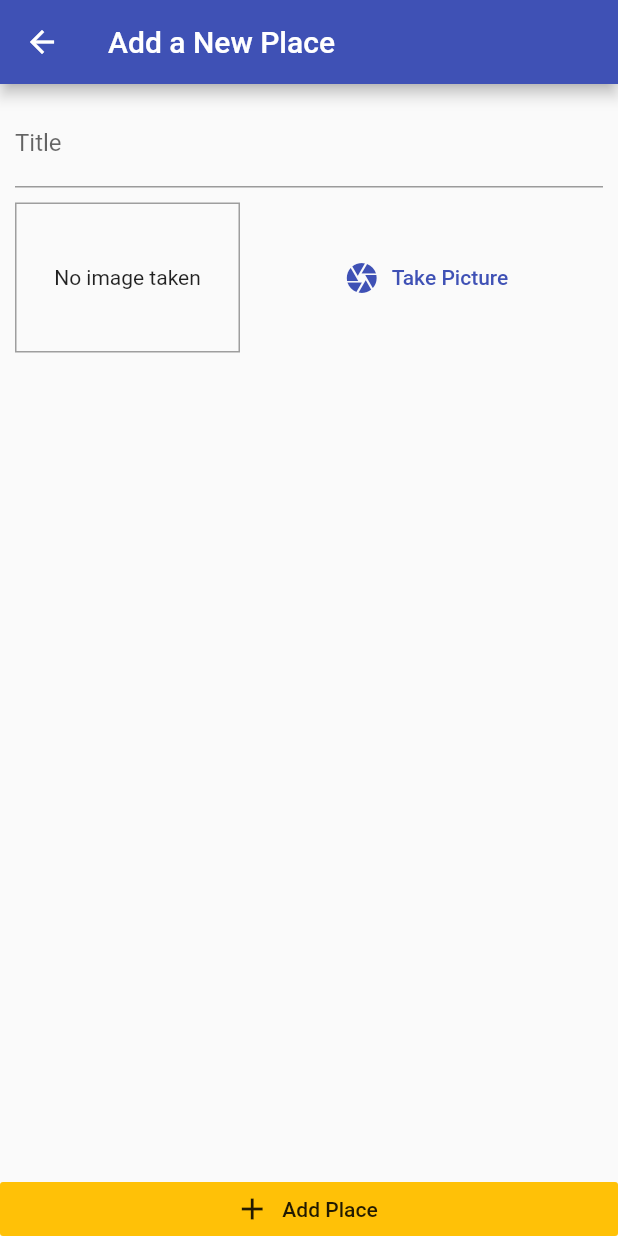
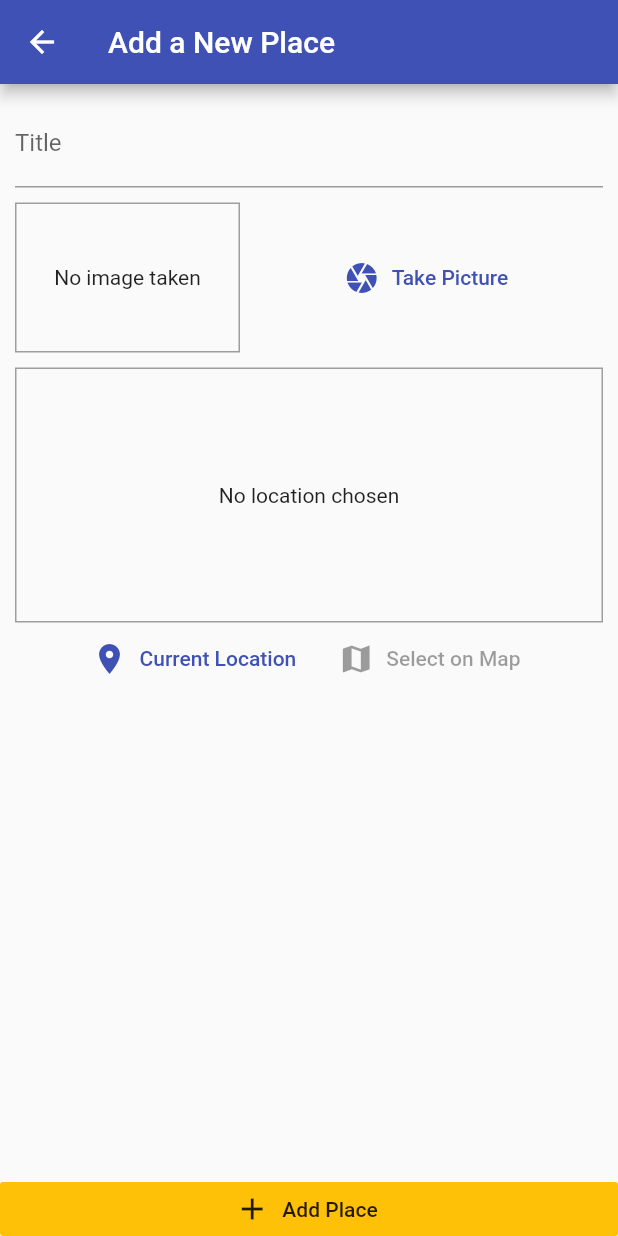
Before and after one commit to frasnym/learn-flutter-great-places-app, a Flutter app: the AddPlaceScreen screen opened by its route, on a phone screen of 412 x 824 dp. Run offline on Flutter 3.47's test engine with Material 2 defaults, Android fonts, the phone set to English and light mode, and no system bars; our stand-ins replace image_picker, sqflite; accounts and stored records are empty.

Commit message:
Adding a Location Input & The Location Package

```diff
--- a/lib/screens/add_place_screen.dart
+++ b/lib/screens/add_place_screen.dart
@@ -4,6 +4,7 @@ import 'package:flutter/material.dart';
 import 'package:provider/provider.dart';
 
 import '../providers/great_places.dart';
+import '../widgets/location_input.dart';
 import '../widgets/image_input.dart';
 
 class AddPlaceScreen extends StatefulWidget {
@@ -54,6 +55,8 @@ class _AddPlaceScreenState extends State<AddPlaceScreen> {
                     ),
                     SizedBox(height: 10),
                     ImageInput(_selectImage),
+                    SizedBox(height: 10),
+                    LocationInput(),
                   ],
                 ),
               ),
--- /dev/null
+++ b/lib/widgets/location_input.dart
@@ -0,0 +1,47 @@
+import 'package:flutter/material.dart';
+
+class LocationInput extends StatefulWidget {
+  @override
+  _LocationInputState createState() => _LocationInputState();
+}
+
+class _LocationInputState extends State<LocationInput> {
+  String _previewImageUrl;
+
+  @override
+  Widget build(BuildContext context) {
+    return Column(
+      children: <Widget>[
+        Container(
+          decoration: BoxDecoration(border: Border.all(width: 1, color: Colors.grey)),
+          height: 170,
+          width: double.infinity,
+          alignment: Alignment.center,
+          child: _previewImageUrl == null
+              ? Text("No location chosen")
+              : Image.network(
+                  _previewImageUrl,
+                  fit: BoxFit.cover,
+                  width: double.infinity,
+                ),
+        ),
+        Row(
+          mainAxisAlignment: MainAxisAlignment.center,
+          children: <Widget>[
+            FlatButton.icon(
+              onPressed: null,
+              icon: Icon(Icons.location_on),
+              label: Text("Current Location"),
+              textColor: Theme.of(context).primaryColor,
+            ),
+            FlatButton.icon(
+              onPressed: null,
+              icon: Icon(Icons.map),
+              label: Text("Select on Map"),
+            ),
+          ],
+        ),
+      ],
+    );
+  }
+}
--- a/pubspec.yaml
+++ b/pubspec.yaml
@@ -28,6 +28,7 @@ dependencies:
   path_provider: ^1.6.21
   path: ^1.6.4
   sqflite: ^1.3.1+1
+  location: ^3.0.2
 
   # The following adds the Cupertino Icons font to your application.
   # Use with the CupertinoIcons class for iOS style icons.
```
Also changed, not shown: pubspec.lock, 1 other file.
